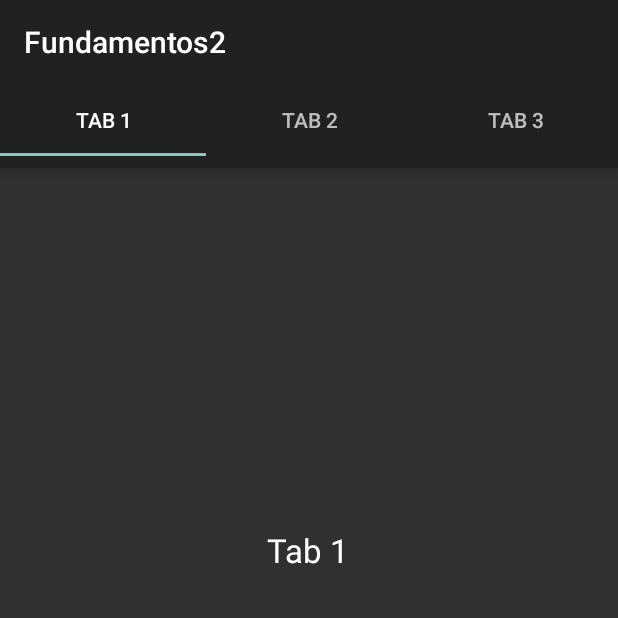
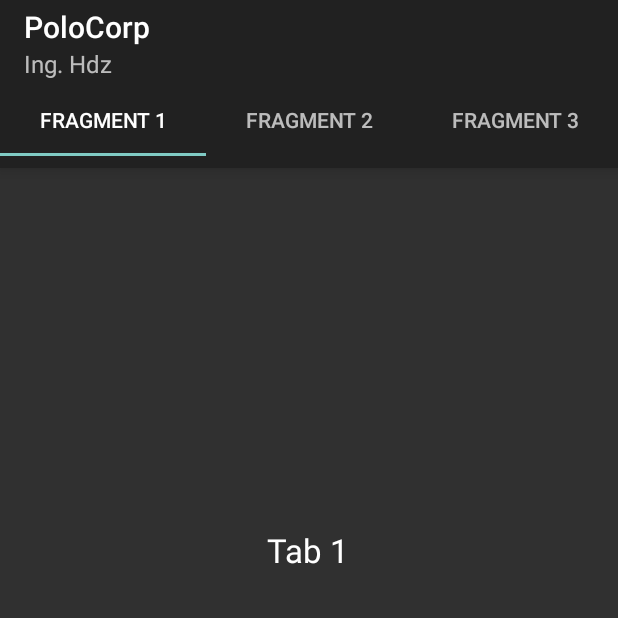
Before and after one commit to Apolo526/Fundamentos2, an Android app: the screen it shows after launch (MainActivity), on a phone screen of 412 x 824 dp, the top half of it. Run offline under Robolectric (Android 15) with nearby library versions, the phone set to English and light mode, and no system bars.

Commit message:
Page adpater y fragments

```diff
--- a/app/src/main/java/com/example/pca/fundamentos2/MainActivity.java
+++ b/app/src/main/java/com/example/pca/fundamentos2/MainActivity.java
@@ -18,12 +18,14 @@ public class MainActivity extends AppCompatActivity {
         super.onCreate(savedInstanceState);
         setContentView(R.layout.activity_main);
         Toolbar toolbar = (Toolbar) findViewById(R.id.toolbar);
-        setSupportActionBar(toolbar);
+        //setSupportActionBar(toolbar);
+        toolbar.setTitle("PoloCorp");
+        toolbar.setSubtitle("Ing. Hdz");
 
         TabLayout tabLayout = (TabLayout) findViewById(R.id.tab_layout);
-        tabLayout.addTab(tabLayout.newTab().setText("Tab 1"));
-        tabLayout.addTab(tabLayout.newTab().setText("Tab 2"));
-        tabLayout.addTab(tabLayout.newTab().setText("Tab 3"));
+        tabLayout.addTab(tabLayout.newTab().setText("Fragment 1"));
+        tabLayout.addTab(tabLayout.newTab().setText("Fragment 2"));
+        tabLayout.addTab(tabLayout.newTab().setText("Fragment 3"));
         tabLayout.setTabGravity(TabLayout.GRAVITY_FILL);
 
         final ViewPager viewPager = (ViewPager) findViewById(R.id.pager);
--- a/app/src/main/java/com/example/pca/fundamentos2/ModeloImagenes.java
+++ /dev/null
@@ -1,4 +0,0 @@
-package com.example.pca.fundamentos2;
-
-public class ModeloImagenes {
-}
```
